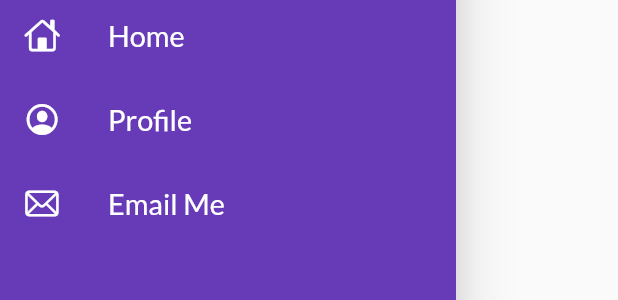
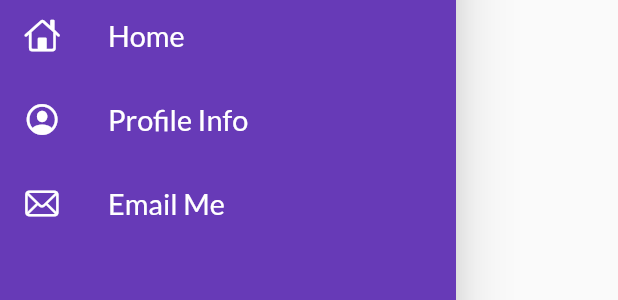
Before and after one commit to Vaibhavdvarpe/Catalog_App_with_th_help_of_Codepure, a Flutter app: the MyDrawer widget shown alone on an empty page, opened directly, on a phone screen of 412 x 824 dp. Shown: the part 248-548 px from the top of the screen. Run offline on Flutter 3.47's test engine with Material 2 defaults, Android fonts, the phone set to English and light mode, and no system bars; our stand-ins replace google_fonts.

Commit message:
Day9 completed

```diff
--- a/lib/widgets/drawer.dart
+++ b/lib/widgets/drawer.dart
@@ -46,7 +46,7 @@ class MyDrawer extends StatelessWidget {
                 color: Colors.white,
               ),
               title: Text(
-                "Profile",
+                "Profile Info",
                 textScaleFactor: 1.2,
                 style: TextStyle(color: Colors.white),
               ),
```
